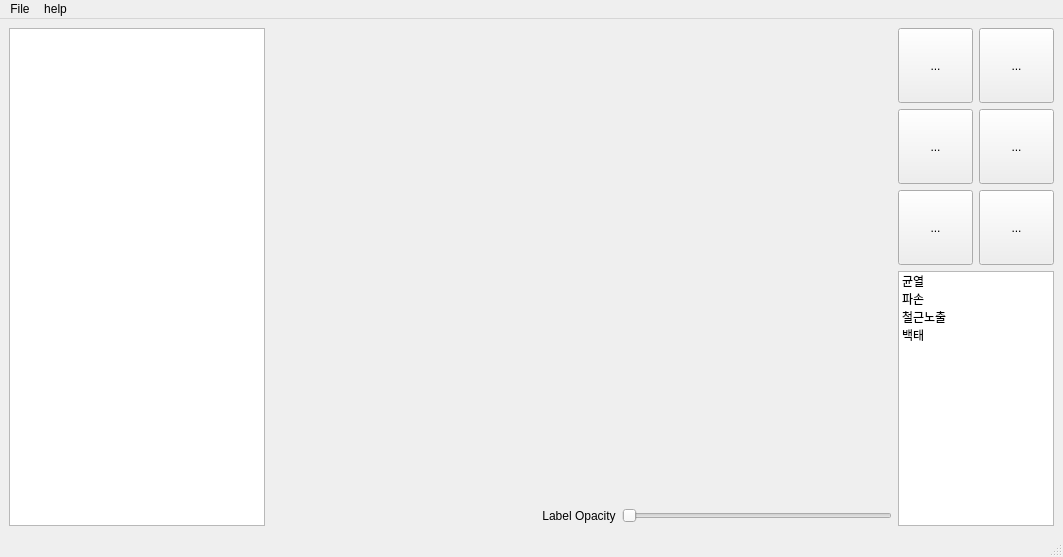
Old version of the form ui_design/mainWindow.ui in the repository HYOJAE15/autolabel.
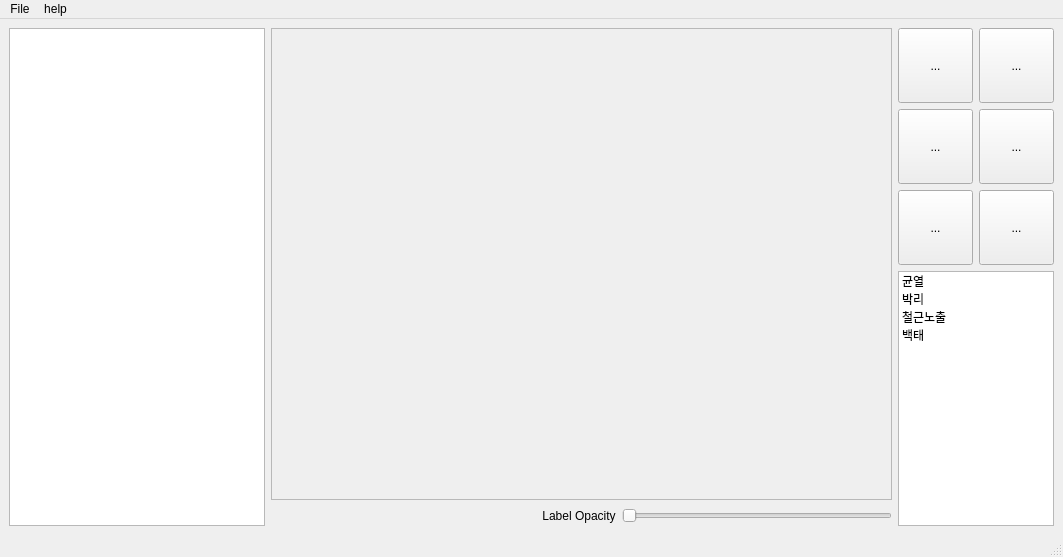
New version of the form. Icons and pictures are not drawn.

The edit to the form file:
```diff
--- a/ui_design/mainWindow.ui
+++ b/ui_design/mainWindow.ui
@@ -121,16 +121,52 @@
        <property name="text">
         <string>균열</string>
        </property>
+       <property name="background">
+        <brush brushstyle="NoBrush">
+         <color alpha="255">
+          <red>0</red>
+          <green>0</green>
+          <blue>0</blue>
+         </color>
+        </brush>
+       </property>
+       <property name="foreground">
+        <brush brushstyle="NoBrush">
+         <color alpha="255">
+          <red>0</red>
+          <green>0</green>
+          <blue>0</blue>
+         </color>
+        </brush>
+       </property>
       </item>
       <item>
        <property name="text">
-        <string>파손</string>
+        <string>박리</string>
+       </property>
+       <property name="foreground">
+        <brush brushstyle="NoBrush">
+         <color alpha="255">
+          <red>0</red>
+          <green>0</green>
+          <blue>0</blue>
+         </color>
+        </brush>
        </property>
       </item>
       <item>
        <property name="text">
         <string>철근노출</string>
        </property>
+       <property name="foreground">
+        <brush brushstyle="NoBrush">
+         <color alpha="255">
+          <red>0</red>
+          <green>0</green>
+          <blue>0</blue>
+         </color>
+        </brush>
+       </property>
       </item>
       <item>
        <property name="text">
@@ -304,7 +340,7 @@
         <item row="0" column="0">
          <widget class="QScrollArea" name="scrollArea">
           <property name="frameShape">
-           <enum>QFrame::NoFrame</enum>
+           <enum>QFrame::StyledPanel</enum>
           </property>
           <property name="widgetResizable">
            <bool>true</bool>
@@ -314,8 +350,8 @@
             <rect>
              <x>0</x>
              <y>0</y>
-             <width>617</width>
-             <height>464</height>
+             <width>615</width>
+             <height>462</height>
             </rect>
            </property>
            <layout class="QVBoxLayout" name="verticalLayout_2"/>
```
Left out of the diff: 9 changed lines with no effect on the pictures.
